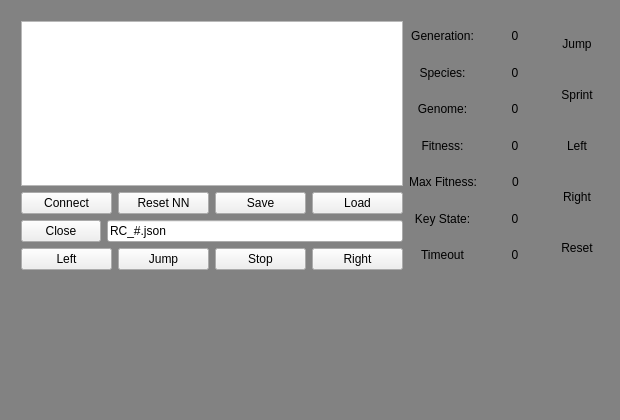
Alex-BusNet/SuperCopRemastered, file RoboCopClient/mainwindow.ui: the form before one commit.
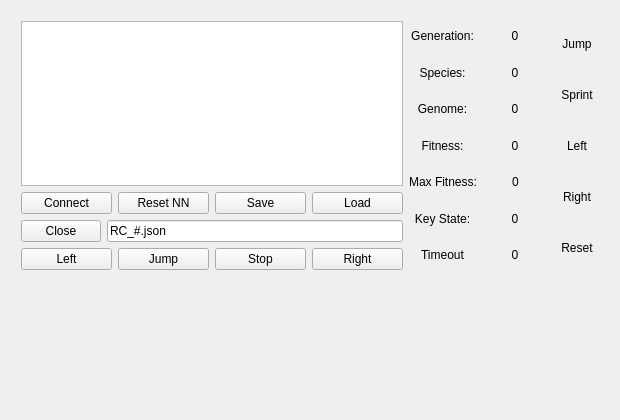
The form after the commit. Icons and pictures are not drawn.

Diff of the .ui file:
```diff
--- a/RoboCopClient/mainwindow.ui
+++ b/RoboCopClient/mainwindow.ui
@@ -30,7 +30,8 @@
     <normaloff>Assets/UI/RC_NEAT_Icon.png</normaloff>Assets/UI/RC_NEAT_Icon.png</iconset>
   </property>
   <property name="styleSheet">
-   <string notr="true">QMainWindow { background-color: rgb(130, 130, 130); }</string>
+   <string notr="true">QMainWindow {  }
+background-color: rgb(223, 223, 223);</string>
   </property>
   <widget class="QWidget" name="centralWidget">
    <widget class="QWidget" name="horizontalLayoutWidget_5">
```
